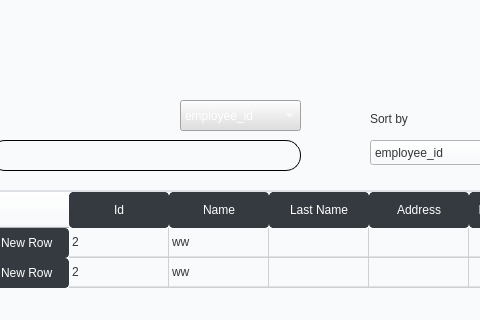
Old version of the form src/gui/ui/MainWindowAdmin.ui in the repository RoronoaZoro321/Healthcare-Management-System; both pictures show x 310 to 790 and y 0 to 320 of the 1280 by 720 pixel window.
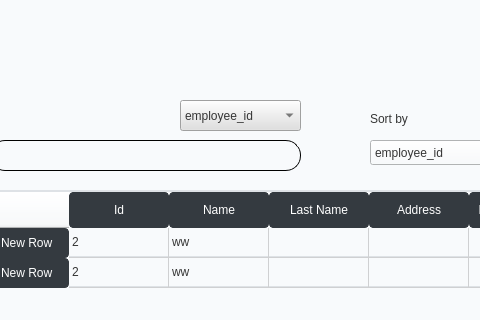
New version of the form. Icons and pictures are not drawn.

Patch:
```diff
--- a/src/gui/ui/MainWindowAdmin.ui
+++ b/src/gui/ui/MainWindowAdmin.ui
@@ -622,7 +622,7 @@
            </property>
            <property name="styleSheet">
             <string notr="true">background: #E0E0E0;
-color: white;</string>
+</string>
            </property>
            <item>
             <property name="text">
```
Left out of the diff: 47 changed lines with no effect on the pictures.
